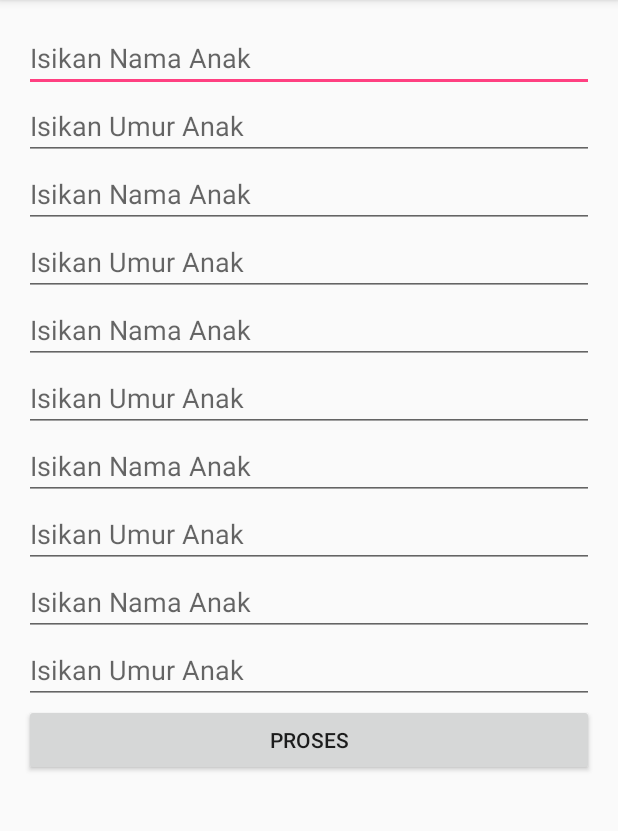
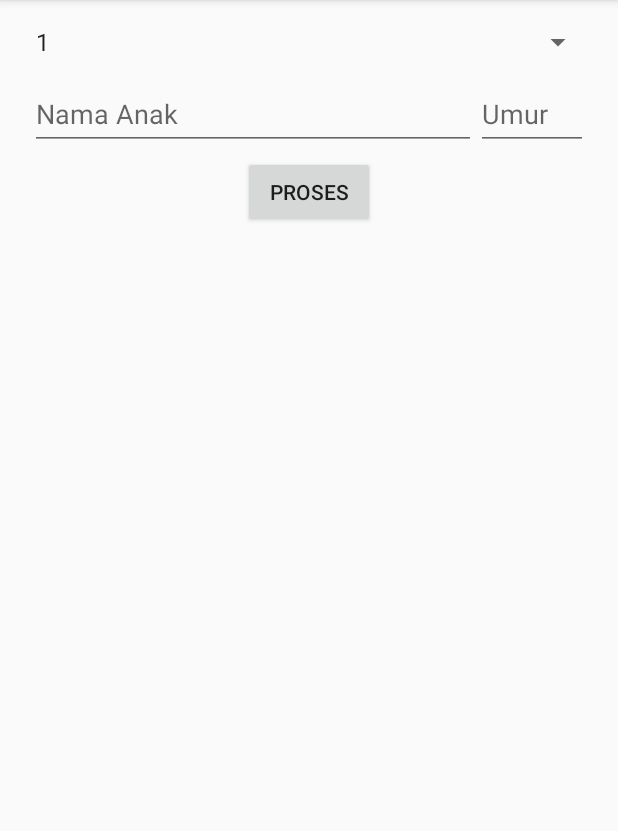
Before and after one commit to rahajengvio/AdvancedWidget1, an Android app: the screen it shows after launch (MainActivity), after a tap on "PROSES", on a phone screen of 412 x 824 dp, the part 84-915 px from its top. Run offline under Robolectric (Android 15) with nearby library versions, the phone set to English and light mode, and no system bars.

Commit message:
Widget Programming Final Part

```diff
--- a/app/build.gradle
+++ b/app/build.gradle
@@ -23,4 +23,5 @@ dependencies {
     compile fileTree(dir: 'libs', include: ['*.jar'])
     testCompile 'junit:junit:4.12'
     compile 'com.android.support:appcompat-v7:24.2.0'
+    compile 'com.android.support:design:24.2.0'
 }
--- a/app/src/main/java/id/sch/smktelkom_mlg/learn/advancedwidget1/MainActivity.java
+++ b/app/src/main/java/id/sch/smktelkom_mlg/learn/advancedwidget1/MainActivity.java
@@ -2,55 +2,80 @@ package id.sch.smktelkom_mlg.learn.advancedwidget1;
 
 import android.support.v7.app.AppCompatActivity;
 import android.os.Bundle;
-import android.text.InputType;
+import android.support.v7.widget.RecyclerView;
+import android.view.LayoutInflater;
 import android.view.View;
-import android.widget.Button;
+import android.widget.AdapterView;
+import android.widget.ArrayAdapter;
 import android.widget.EditText;
 import android.widget.LinearLayout;
+import android.widget.Spinner;
 import android.widget.TextView;
 
 public class MainActivity extends AppCompatActivity {
 
-    private void addEditText(LinearLayout llMain) {
-        for (int i = 1; i <= 5; i++) {
-            final EditText etNama = new EditText(this);
-            llMain.addView(etNama);
-            etNama.setHint("Isikan Nama Anak");
-
-            final EditText etUmur = new EditText(this);
-            llMain.addView(etUmur);
-            etUmur.setHint("Isikan Umur Anak");
-            etUmur.setInputType(InputType.TYPE_CLASS_NUMBER);
-        }
-    }
+    Spinner spJumlah;
+    LinearLayout llAnak;
+    TextView tvHasil;
 
     @Override
     protected void onCreate(Bundle savedInstanceState) {
         super.onCreate(savedInstanceState);
         setContentView(R.layout.activity_main);
 
-        final LinearLayout llMain = (LinearLayout) findViewById(R.id.LinearLayoutMain);
-        addEditText(llMain);
+        spJumlah = (Spinner) findViewById(R.id.spinnerJumlahAnak);
+        Integer [] arJumlah = new Integer[10];
+        for(int i=0;i<10;i++)
+        {
+            arJumlah[i]=i+1;
+        }
+        ArrayAdapter adapter = new ArrayAdapter<>(this,
+                android.R.layout.simple_spinner_item, arJumlah);
+        adapter.setDropDownViewResource(android.R.layout.simple_spinner_dropdown_item);
+        spJumlah.setAdapter(adapter);
 
-        Button bProses = new Button(this);
-        bProses.setText("Proses");
-        llMain.addView(bProses);
-        final TextView tvHasil = new TextView(this);
-        llMain.addView(tvHasil);
+        llAnak = (LinearLayout) findViewById(R.id.linearLayoutAnak);
+        tvHasil = (TextView) findViewById(R.id.textViewHasil);
 
-        bProses.setOnClickListener(new View.OnClickListener() {
+        findViewById(R.id.buttonProses).setOnClickListener(new View.OnClickListener()
+        {
+            public void onClick(View view)
+            {
+                doProses();
+            }
+        });
 
-            public void onClick(View view) {
-            doProses(llMain);
+        spJumlah.setOnItemSelectedListener(new AdapterView.OnItemSelectedListener()
+        {
+            public void onItemSelected(AdapterView<?> adapterView, View view, int i, long l)
+            {
+                addEditText((int)spJumlah.getSelectedItem());
+            }
+
+            public void onNothingSelected(AdapterView<?> adapterView)
+            {
+                //
             }
         });
     }
 
-    public void doProses(LinearLayout llMain) {
+    private void addEditText(int jumlah) {
+        llAnak.removeAllViews();
+        for (int i = 1; i <= jumlah; i++) {
+            View v = LayoutInflater.from(this).inflate(R.layout.layout_anak, llAnak, false);
+            v.setTag("Anak" + 1);
+            llAnak.addView(v);
+        }
+    }
+
+    private void doProses() {
+        int jumlah = (int) spJumlah.getSelectedItem();
         String hasil = "";
-        for (int i = 0; i < 5; i++) {
-            EditText etNama = (EditText) llMain.getChildAt(i*2);
-            EditText etUmur = (EditText) llMain.getChildAt((i*2)+1);
+        for (int i = 1; i <= jumlah; i++) {
+            LinearLayout llNow = (LinearLayout) llAnak.findViewWithTag("Anak" + i);
+
+            EditText etNama = (EditText) llNow.findViewById(R.id.editTextNama);
+            EditText etUmur = (EditText) llNow.findViewById(R.id.editTextUmur);
 
             String nama = etNama.getText().toString().trim();
             String umur = etUmur.getText().toString();
@@ -58,10 +83,9 @@ public class MainActivity extends AppCompatActivity {
             if (umur.isEmpty())
                 umur = "0";
             if (!nama.isEmpty())
-                hasil += "Anak ke-" + (i + 1) + ": " + nama + " umur " + umur + " tahun\n";
+                hasil += "Anak ke-" + i + ": " + nama + " umur " + umur + " tahun\n";
         }
-
-        TextView tvHasil = (TextView) llMain.getChildAt(11);
         tvHasil.setText(hasil);
     }
+
 }
--- a/app/src/main/res/layout/activity_main.xml
+++ b/app/src/main/res/layout/activity_main.xml
@@ -1,6 +1,9 @@
 <?xml version="1.0" encoding="utf-8"?>
-<LinearLayout xmlns:android="http://schemas.android.com/apk/res/android"
+<ScrollView xmlns:android="http://schemas.android.com/apk/res/android"
     xmlns:tools="http://schemas.android.com/tools"
+    android:layout_width="match_parent"
+    android:layout_height="match_parent">
+<LinearLayout
     android:layout_width="match_parent"
     android:layout_height="match_parent"
     android:paddingBottom="@dimen/activity_vertical_margin"
@@ -8,7 +11,32 @@
     android:paddingRight="@dimen/activity_horizontal_margin"
     android:paddingTop="@dimen/activity_vertical_margin"
     tools:context="id.sch.smktelkom_mlg.learn.advancedwidget1.MainActivity"
-    android:orientation="vertical"
-    android:id="@+id/LinearLayoutMain">
+    android:orientation="vertical">
 
+    <Spinner
+        android:layout_width="match_parent"
+        android:layout_height="wrap_content"
+        android:id="@+id/spinnerJumlahAnak"
+        android:layout_gravity="center_horizontal" />
+
+    <LinearLayout
+        android:orientation="vertical"
+        android:layout_width="match_parent"
+        android:layout_height="wrap_content"
+        android:id="@+id/linearLayoutAnak"></LinearLayout>
+
+    <Button
+        android:layout_width="wrap_content"
+        android:layout_height="wrap_content"
+        android:text="Proses"
+        android:id="@+id/buttonProses"
+        android:layout_gravity="center_horizontal" />
+
+    <TextView
+        android:layout_width="wrap_content"
+        android:layout_height="wrap_content"
+        android:text="New Text"
+        android:id="@+id/textViewHasil"
+        android:layout_gravity="center_horizontal" />
 </LinearLayout>
+</ScrollView>
--- /dev/null
+++ b/app/src/main/res/layout/layout_anak.xml
@@ -0,0 +1,30 @@
+<?xml version="1.0" encoding="utf-8"?>
+<LinearLayout xmlns:android="http://schemas.android.com/apk/res/android"
+    android:layout_width="match_parent"
+    android:layout_height="match_parent"
+    android:padding="4dp"
+    android:weightSum="1">
+
+    <android.support.design.widget.TextInputLayout
+        android:layout_width="0dp"
+        android:layout_weight="0.8"
+        android:layout_height="wrap_content">
+
+        <android.support.design.widget.TextInputEditText
+            android:id="@+id/editTextNama"
+            android:hint="Nama Anak"
+            android:layout_width="match_parent"
+            android:layout_height="match_parent"/>
+    </android.support.design.widget.TextInputLayout>
+<android.support.design.widget.TextInputLayout
+    android:layout_weight="0.2"
+    android:layout_width="0dp"
+    android:layout_height="wrap_content">
+    <android.support.design.widget.TextInputEditText
+        android:layout_width="match_parent"
+        android:layout_height="match_parent"
+        android:maxLength="2"
+        android:hint="Umur"
+        android:id="@+id/editTextUmur"/>
+</android.support.design.widget.TextInputLayout>
+</LinearLayout>
```
